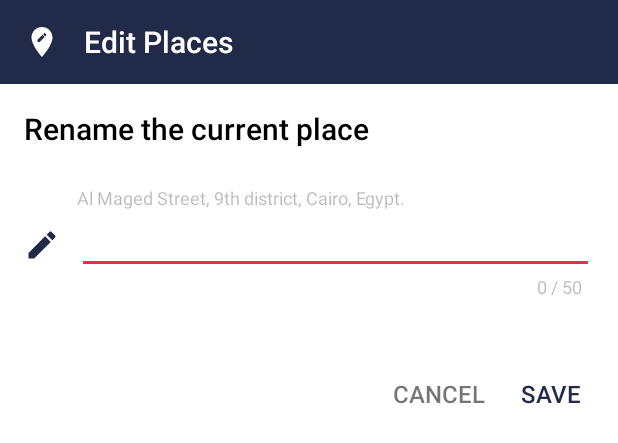
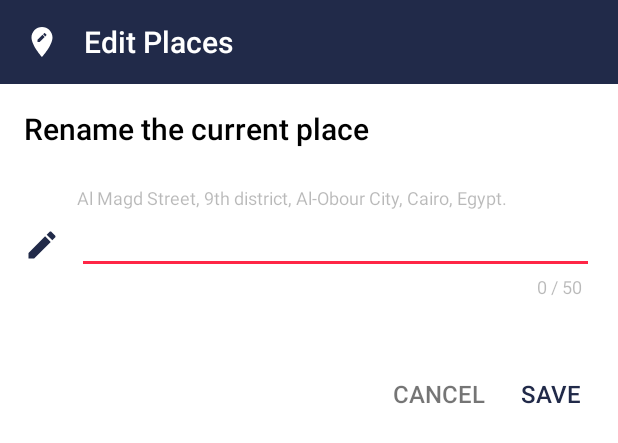
Before and after one commit to ShehabSalah/GeranyApp, an Android app: the layout add_new_place_rename_layout.xml on its own in the app's theme, with its tools: preview values and no code run, on a phone screen of 412 x 824 dp. Shown: the top 443 px of the screen. Run offline under Robolectric (Android 15) with nearby library versions, the phone set to English and light mode, and no system bars.

Commit message:
fix the layout

```diff
--- a/app/src/main/res/layout/activity_profile.xml
+++ b/app/src/main/res/layout/activity_profile.xml
@@ -27,7 +27,7 @@
 
 <!--
 <android.support.v7.widget.Toolbar
-android:id="@+id/toolbar"
+android:placeId="@+id/toolbar"
 android:layout_width="match_parent"
 android:layout_height="?attr/actionBarSize"
 app:layout_collapseMode="pin"
--- a/app/src/main/res/layout/add_new_place_rename_layout.xml
+++ b/app/src/main/res/layout/add_new_place_rename_layout.xml
@@ -56,9 +56,8 @@
             android:maxLines="1"
             android:ellipsize="end"
             android:layout_toEndOf="@+id/edit_icon"
-            android:text="Al Maged Street, 9th district, Cairo, Egypt."
-            tools:text="Al Maged Street, 9th district, Cairo, Egypt."
             android:textSize="@dimen/text_extra_small_size"
+            tools:text="@string/address"
             />
         <ImageView
             android:id="@+id/edit_icon"
--- a/app/src/main/res/layout/my_places_item_view.xml
+++ b/app/src/main/res/layout/my_places_item_view.xml
@@ -24,7 +24,7 @@
                 android:textSize="@dimen/text_medium_size"
                 android:maxLines="1"
                 android:ellipsize="end"
-                tools:text="Home"/>
+                tools:text="@string/address_nickname"/>
             <TextView
                 android:id="@+id/my_places_address"
                 android:layout_width="wrap_content"
@@ -32,7 +32,7 @@
                 android:textSize="@dimen/text_normal_size"
                 android:maxLines="1"
                 android:ellipsize="end"
-                tools:text="Al Magd Street, 9th district, Al-Obour City, Cairo, Egypt."/>
+                tools:text="@string/address"/>
         </LinearLayout>
 
 
--- a/app/src/main/res/values/strings.xml
+++ b/app/src/main/res/values/strings.xml
@@ -141,6 +141,10 @@
 
     <!-- Profile content-->
     <string name="up">Up</string>
+    <string name="username">Shehab Salah</string>
+    <string name="user_email">shehabsalah25@gmail.com</string>
+    <string name="address">Al Magd Street, 9th district, Al-Obour City, Cairo, Egypt.</string>
+    <string name="address_nickname">Home</string>
 
     <!-- Settings Content -->
     <string name="m_v">mobile_visibility</string>
```
Also changed, not shown: app/src/main/res/layout/content_profile.xml (+4 -4 lines).
